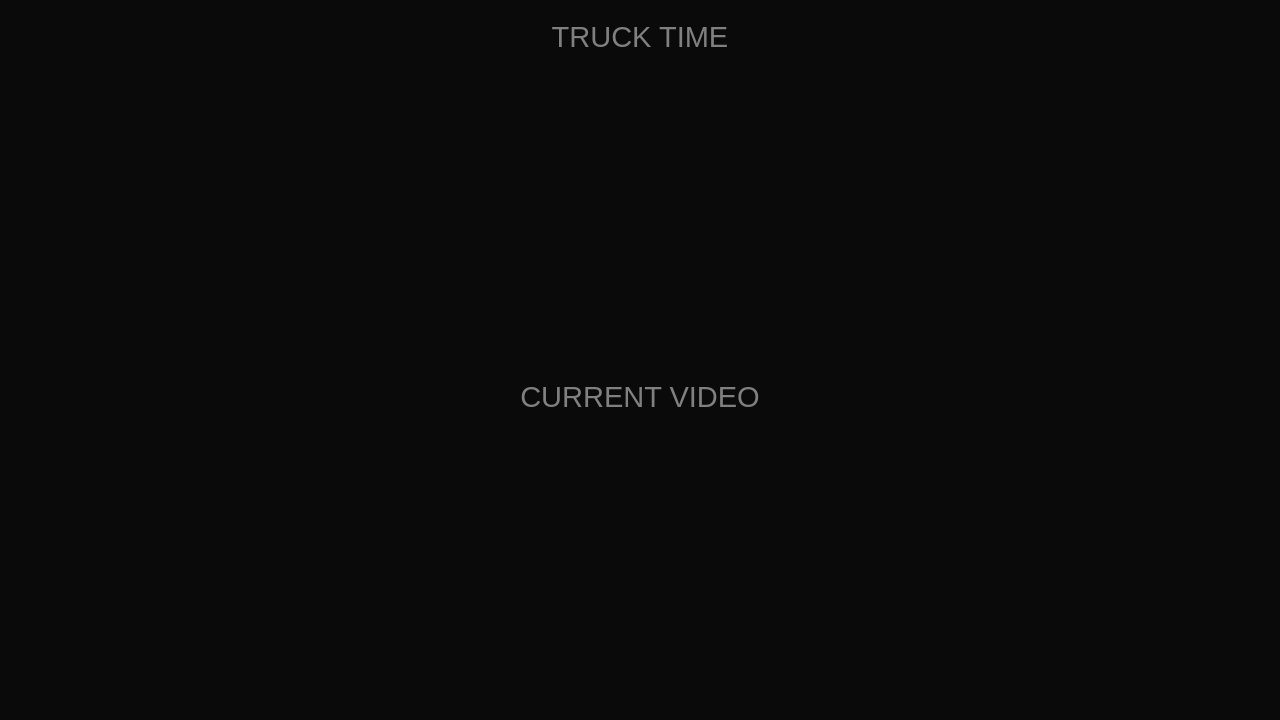
Above: src/mainwindow.ui from petrix/timer before the change. Below: the same form after it.
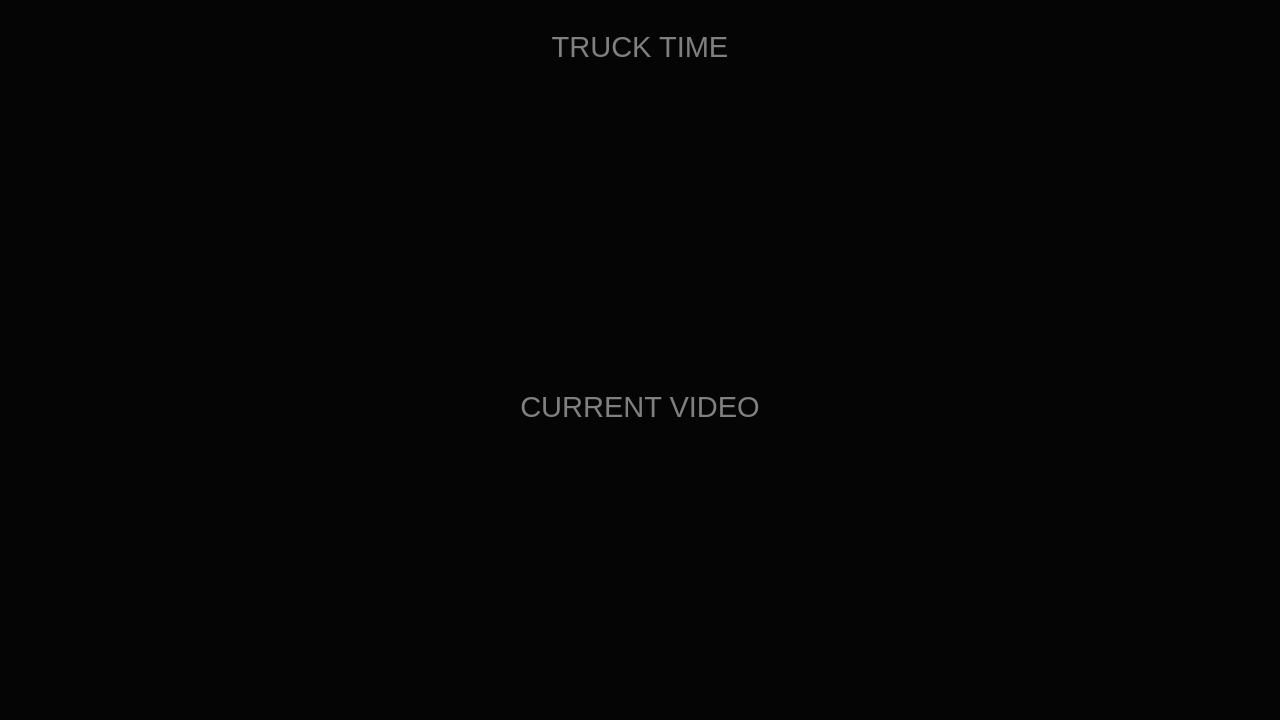
That is the form after the change. Icons and pictures are not drawn.

What changed in the file:
```diff
--- a/src/mainwindow.ui
+++ b/src/mainwindow.ui
@@ -14,7 +14,7 @@
    <string>Timer</string>
   </property>
   <property name="styleSheet">
-   <string notr="true">background-color: rgb(10, 10, 10);
+   <string notr="true">background-color: rgb(5, 5, 5);
 border-width: 0;
 font: 22pt;
 color: grey;</string>
@@ -94,13 +94,13 @@
           <number>0</number>
          </property>
          <property name="leftMargin">
-          <number>10</number>
+          <number>20</number>
          </property>
          <property name="topMargin">
-          <number>20</number>
+          <number>30</number>
          </property>
          <property name="rightMargin">
-          <number>10</number>
+          <number>20</number>
          </property>
          <property name="bottomMargin">
           <number>20</number>
@@ -137,13 +137,13 @@
           <number>0</number>
          </property>
          <property name="leftMargin">
-          <number>10</number>
+          <number>20</number>
          </property>
          <property name="topMargin">
-          <number>20</number>
+          <number>30</number>
          </property>
          <property name="rightMargin">
-          <number>10</number>
+          <number>20</number>
          </property>
          <property name="bottomMargin">
           <number>20</number>
```
Left out of the diff: 2 changed lines with no effect on the pictures.
